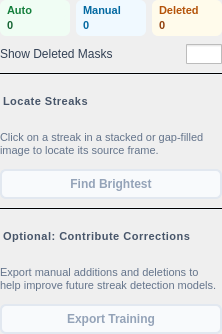
This is src/startrails/ui/step_review_detections.ui in gkyle/startrails as Qt 5 draws it before an edit. The edited form follows.
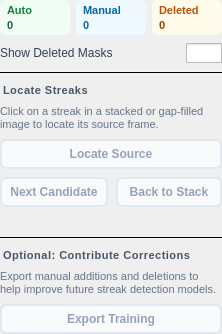
This is the edited form. Icons and pictures are not drawn.

Commit message: find source

The edit to the form file:
```diff
--- a/src/startrails/ui/step_review_detections.ui
+++ b/src/startrails/ui/step_review_detections.ui
@@ -307,13 +307,97 @@
 QPushButton#findBrightest:focus:enabled { border-color: #0f172a; }</string>
      </property>
      <property name="text">
-      <string>Find Brightest</string>
+      <string>Locate Source</string>
      </property>
      <property name="checkable">
       <bool>true</bool>
      </property>
     </widget>
    </item>
+   <item>
+    <layout class="QHBoxLayout" name="sourceNavigationLayout">
+     <item>
+      <widget class="QPushButton" name="nextSource">
+       <property name="text">
+        <string>Next Candidate</string>
+       </property>
+       <property name="enabled">
+        <bool>false</bool>
+       </property>
+       <property name="cursor">
+        <cursorShape>PointingHandCursor</cursorShape>
+       </property>
+       <property name="styleSheet">
+        <string notr="true">QPushButton#nextSource {
+    background-color: #ffffff;
+    color: #1e293b;
+    border: 2px solid #cbd5e1;
+    border-radius: 6px;
+    padding: 6px 8px;
+    font-size: 12px;
+    font-weight: 500;
+}
+QPushButton#nextSource:hover {
+    background-color: #f1f5f9;
+    border-color: #94a3b8;
+}
+QPushButton#nextSource:disabled {
+    background-color: #f8fafc;
+    color: #94a3b8;
+    border-color: #e2e8f0;
+}
+QPushButton#nextSource:focus:enabled { border-color: #0f172a; }</string>
+       </property>
+      </widget>
+     </item>
+     <item>
+      <widget class="QPushButton" name="backToStack">
+       <property name="text">
+        <string>Back to Stack</string>
+       </property>
+       <property name="enabled">
+        <bool>false</bool>
+       </property>
+       <property name="cursor">
+        <cursorShape>PointingHandCursor</cursorShape>
+       </property>
+       <property name="styleSheet">
+        <string notr="true">QPushButton#backToStack {
+    background-color: #ffffff;
+    color: #1e293b;
+    border: 2px solid #cbd5e1;
+    border-radius: 6px;
+    padding: 6px 8px;
+    font-size: 12px;
+    font-weight: 500;
+}
+QPushButton#backToStack:hover {
+    background-color: #f1f5f9;
+    border-color: #94a3b8;
+}
+QPushButton#backToStack:disabled {
+    background-color: #f8fafc;
+    color: #94a3b8;
+    border-color: #e2e8f0;
+}
+QPushButton#backToStack:focus:enabled { border-color: #0f172a; }</string>
+       </property>
+      </widget>
+     </item>
+    </layout>
+   </item>
+   <item>
+    <widget class="QLabel" name="sourceLookupStatus">
+     <property name="text">
+      <string/>
+     </property>
+     <property name="wordWrap">
+      <bool>true</bool>
+     </property>
+     <property name="styleSheet">
+      <string notr="true">color: #64748b; font-size: 11px;</string>
+     </property>
+    </widget></item>
    <item>
     <widget class="QFrame" name="sep1">
      <property name="styleSheet">
```
Left out of the diff: 2 changed lines with no effect on the pictures. The commit also changes 15 other files.
